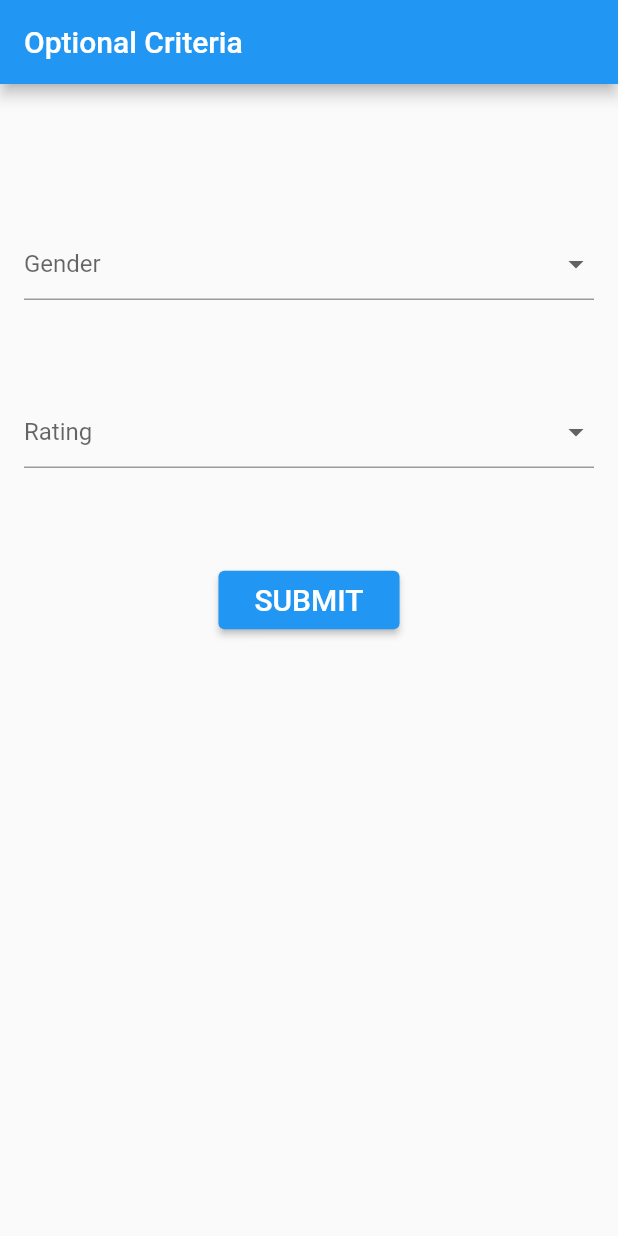
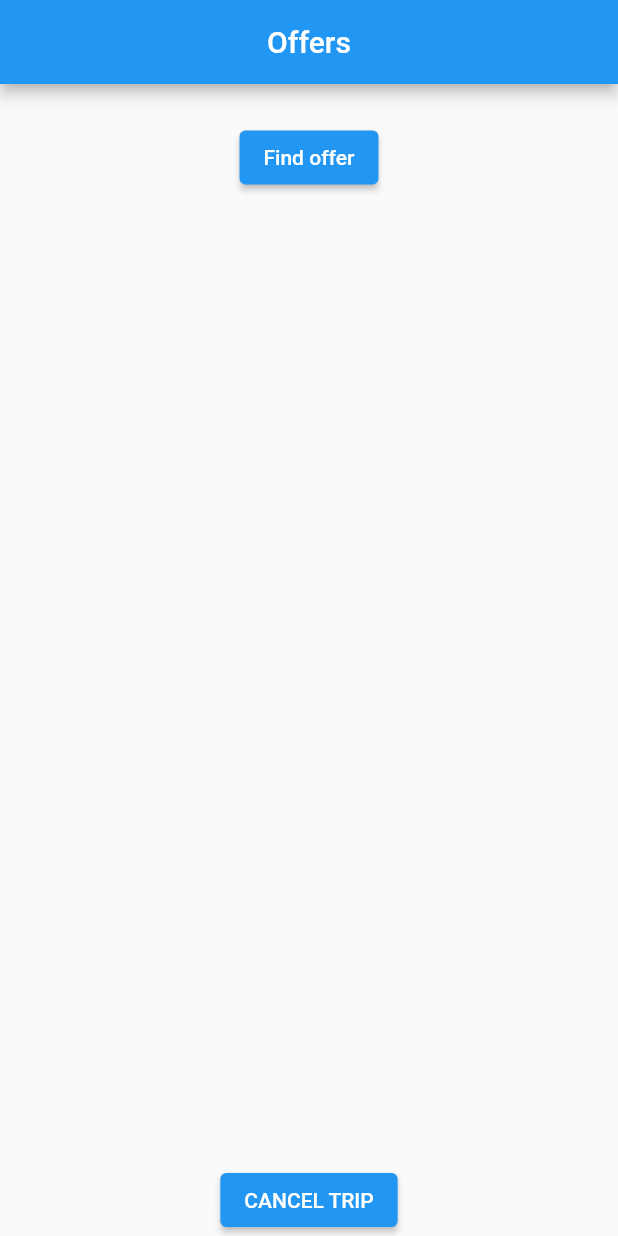
Before and after one commit to RishiVaya/TaxiMate, a Flutter app: the CriteriaPage screen opened by its route, after a tap on "SUBMIT", on a phone screen of 412 x 824 dp. Run offline on Flutter 3.47's test engine with Material 2 defaults, Android fonts, the phone set to English and light mode, and no system bars; our stand-ins replace cloud_firestore, firebase_auth, firebase_core, geocoding, geolocator, go_router and 2 more; missing offline and left inert: dart:ffi, flutter_polyline_points, maps_toolkit; accounts and stored records are empty.

Commit message:
offer page

```diff
--- a/lib/main.dart
+++ b/lib/main.dart
@@ -1,6 +1,7 @@
 import 'package:flutter/material.dart';
 import 'package:taximate/models/app_data.dart';
 import 'package:taximate/pages/criteria.dart';
+import 'package:taximate/pages/offer_page.dart';
 import 'package:taximate/providers/app_data.dart';
 import 'pages/login_page.dart';
 import 'pages/sign_up_page.dart';
@@ -41,6 +42,10 @@ final GoRouter _router = GoRouter(
     GoRoute(
       path: '/profile',
       builder: (context, state) => const ProfilePage(),
+    ),
+    GoRoute(
+      path: '/offer',
+      builder: (context, state) => OfferPage(),
     ),
   ],
 );
--- a/lib/pages/criteria.dart
+++ b/lib/pages/criteria.dart
@@ -39,6 +39,7 @@ class _CriteriaPageState extends State<CriteriaPage> {
           "desiredRating": _selectedRating
         }
       };
+      context.go('/offer');
 
       var reqId = await Firestore().createCarpoolOffer(tripDataMap);
 
--- /dev/null
+++ b/lib/pages/offer_page.dart
@@ -0,0 +1,102 @@
+import 'package:flutter/material.dart';
+import 'package:go_router/go_router.dart';
+
+class OfferPage extends StatefulWidget {
+  @override
+  State<OfferPage> createState() => _OfferPageState();
+}
+
+// void setTripLocation(String location) {}
+
+// void setTripCriteria(String criteria) {}
+
+// void setSelectedOffer() {}
+
+class _OfferPageState extends State<OfferPage> {
+  List<int> offers = [1, 2, 3];
+  bool showOffers = false;
+  int _currentIndex = 0;
+  Map<int, String> pagesMap = {0: '/'};
+
+  void _oncancel() {}
+
+  void _onTabTapped(int index) {
+    setState(() {
+      _currentIndex = index;
+    });
+    context.go('${pagesMap[index]}');
+  }
+
+  void _findOffer() {
+    if (offers.isEmpty) {
+      showDialog(
+        context: context,
+        builder: (BuildContext context) {
+          return AlertDialog(
+            title: Text('Sorry'),
+            content: Text(
+              'There are Currently No Offers Available',
+              textAlign: TextAlign.center,
+            ),
+            actions: <Widget>[
+              TextButton(
+                child: Text('OK'),
+                onPressed: () {
+                  Navigator.of(context).pop();
+                },
+              ),
+            ],
+          );
+        },
+      );
+    } else {
+      setState(() {
+        showOffers = true;
+      });
+    }
+  }
+
+  @override
+  Widget build(BuildContext context) {
+    return Scaffold(
+      appBar: AppBar(
+        title: Text("Offers"),
+        centerTitle: true,
+      ),
+      body: Center(
+        child: Column(
+          children: <Widget>[
+            SizedBox(
+              height: 25,
+            ),
+            ElevatedButton(
+              onPressed: _findOffer,
+              child: Text('Find offer'),
+            ),
+            if (showOffers)
+              Expanded(
+                child: Padding(
+                  padding: const EdgeInsets.all(16.0),
+                  child: ListView.builder(
+                    itemCount: offers.length,
+                    itemBuilder: (context, index) {
+                      return Text('${offers[index]}');
+                    },
+                  ),
+                ),
+              ),
+            Expanded(
+                child: Align(
+                    alignment: Alignment.bottomCenter,
+                    child: ElevatedButton(
+                      onPressed: () {
+                        context.go('/profile');
+                      },
+                      child: const Text('CANCEL TRIP'),
+                    ))),
+          ],
+        ),
+      ),
+    );
+  }
+}
```
Also changed, not shown: lib/pages/google_maps.dart (+33 -1 lines).
